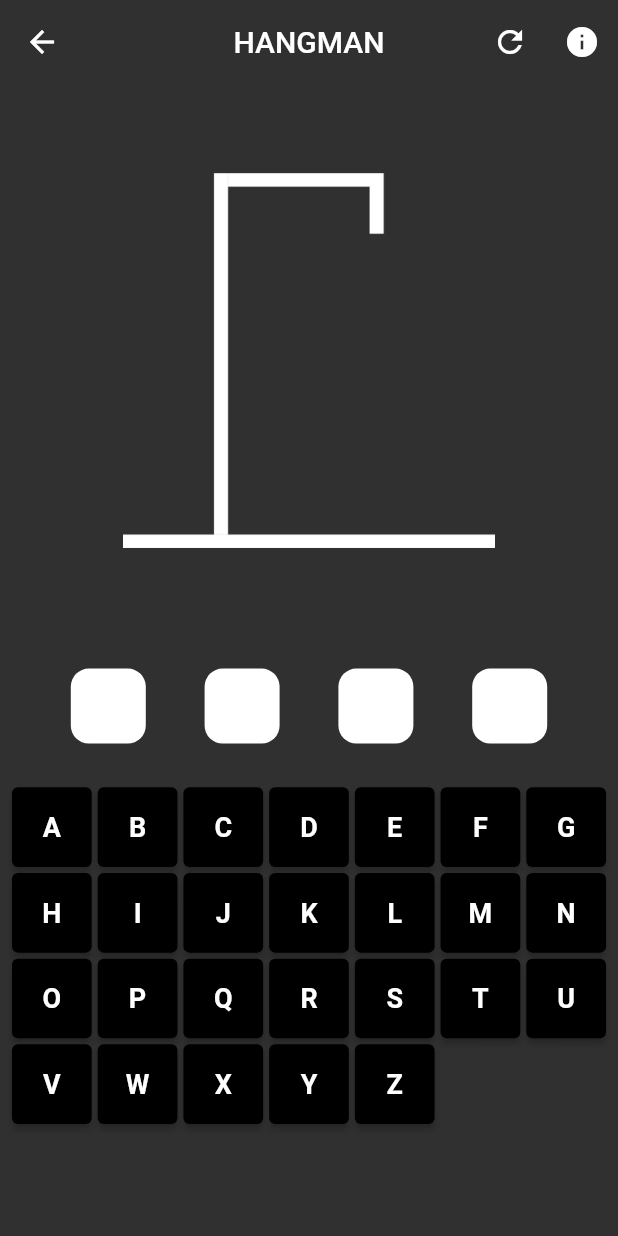
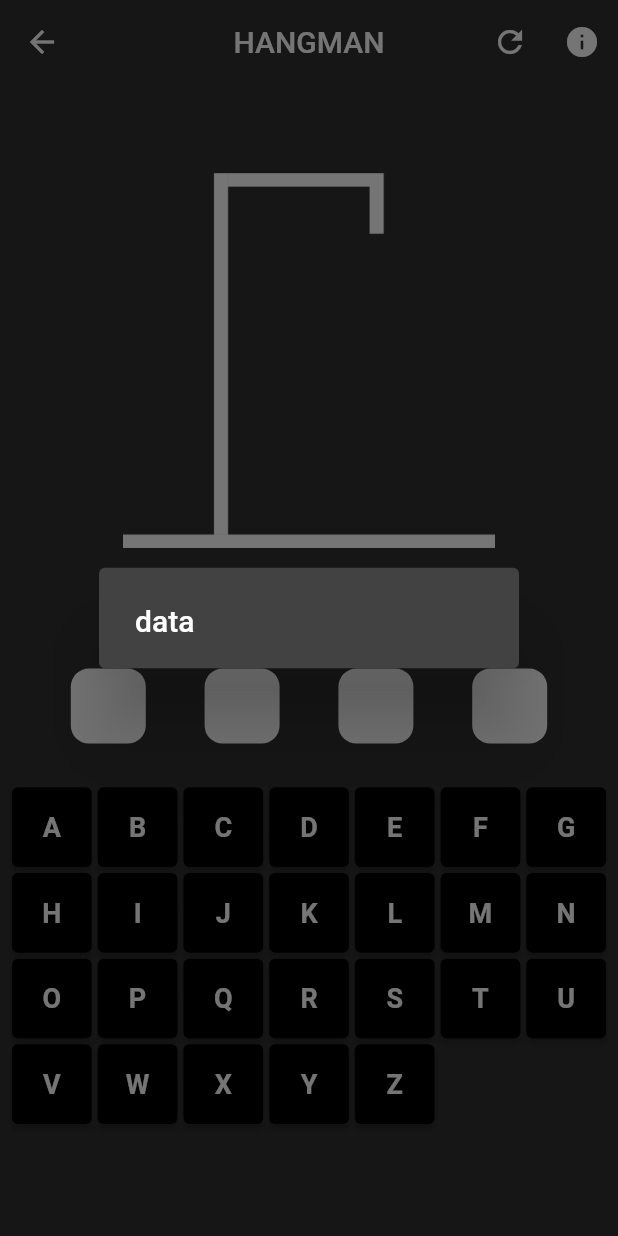
Before and after one commit to RJ2607/hangman, a Flutter app: the Gamescreens screen opened directly, after a tap on the "info" icon, on a phone screen of 412 x 824 dp. Run offline on Flutter 3.47's test engine with Material 2 defaults, Android fonts, the phone set to English and light mode, and no system bars.

Commit message:
hint box

```diff
--- a/lib/game_screen.dart
+++ b/lib/game_screen.dart
@@ -30,6 +30,8 @@ class _GamescreensState extends State<Gamescreens> {
   List<String> selectedchar = [];
   var tries = 0;
 
+  get leadDialog => null;
+
   @override
   Widget build(BuildContext context) {
     return Scaffold(
@@ -48,7 +50,17 @@ class _GamescreensState extends State<Gamescreens> {
                   });
                 },
                 icon: Icon(Icons.refresh)),
-            IconButton(onPressed: () {}, icon: Icon(Icons.info))
+            IconButton(
+                onPressed: () {
+                  showDialog(
+                      context: context,
+                      builder: (context) {
+                        return AlertDialog(
+                          title: const Text("data"),
+                        );
+                      });
+                },
+                icon: Icon(Icons.info))
           ],
         ),
         body: Column(
```
